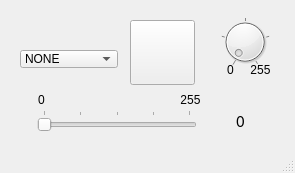
Old version of the form lampeDimmer_GUI/mainwindow.ui in the repository thomelect/lampeDimmer.
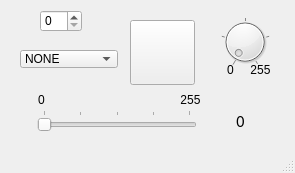
New version of the form.

Commit message: + Ajout d'un timer et de la spinbox qui n'est visible que 5 seconde après la modification de sa valeur.

What changed in the file:
```diff
--- a/lampeDimmer_GUI/mainwindow.ui
+++ b/lampeDimmer_GUI/mainwindow.ui
@@ -238,6 +238,27 @@
       <string>VEILLEUSE</string>
      </property>
     </item>
+    <item>
+     <property name="text">
+      <string>CUSTOM</string>
+     </property>
+    </item>
+   </widget>
+   <widget class="QSpinBox" name="spinBox">
+    <property name="geometry">
+     <rect>
+      <x>40</x>
+      <y>10</y>
+      <width>42</width>
+      <height>22</height>
+     </rect>
+    </property>
+    <property name="styleSheet">
+     <string notr="true"/>
+    </property>
+    <property name="maximum">
+     <number>255</number>
+    </property>
    </widget>
   </widget>
   <widget class="QStatusBar" name="statusBar"/>
```
The commit also changes 3 other files.
